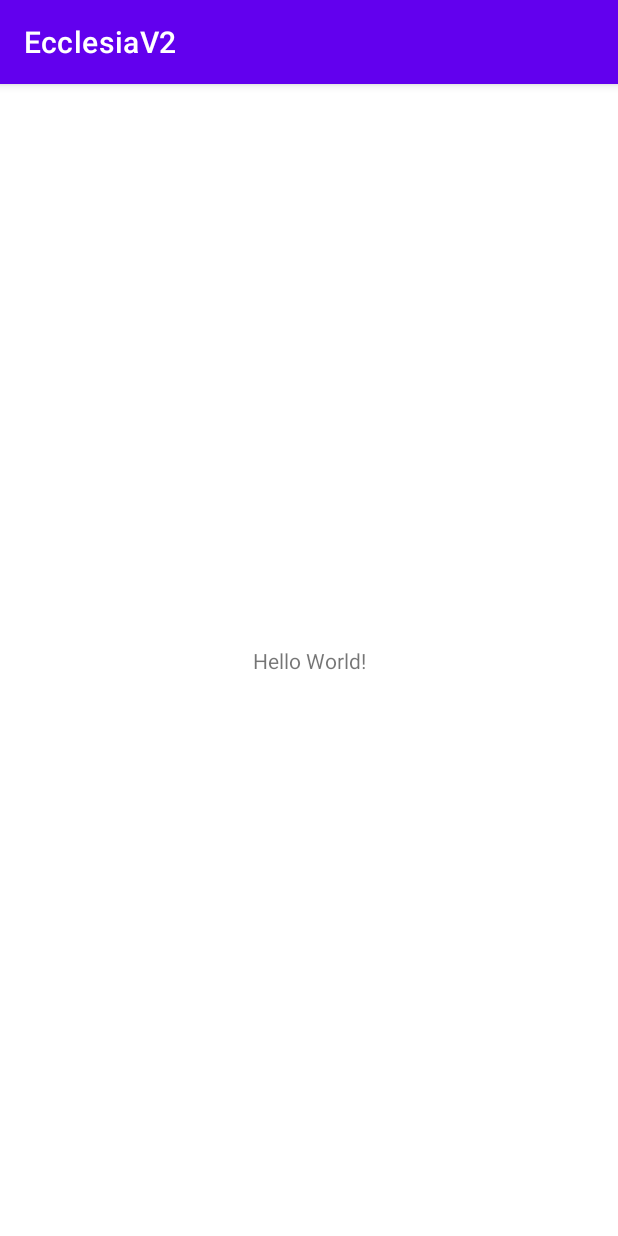
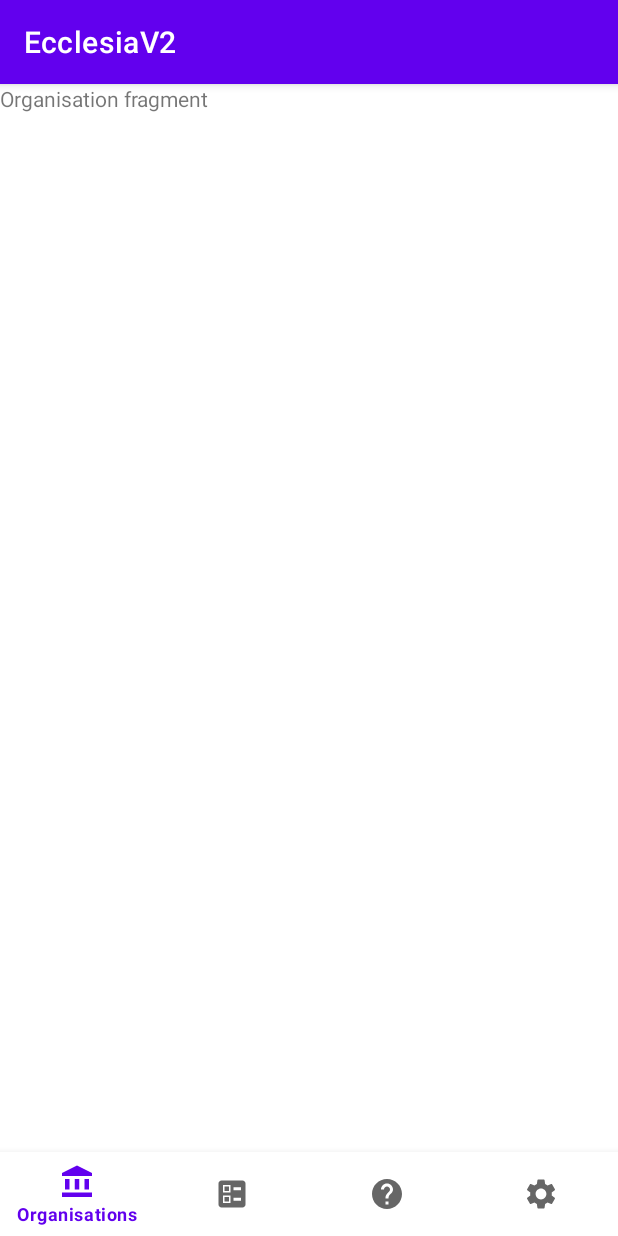
Before and after one commit to Sraddheya/dissertationv3, an Android app: the screen it shows after launch (MainActivity), on a phone screen of 412 x 824 dp. Run offline under Robolectric (Android 15) with nearby library versions, the phone set to English and light mode, and no system bars.

Commit message:
added bottom nav bar

```diff
--- /dev/null
+++ b/app/src/main/java/com/ecclesiav2/ElectionFragment.java
@@ -0,0 +1,19 @@
+package com.ecclesiav2;
+
+import android.os.Bundle;
+
+import androidx.fragment.app.Fragment;
+
+import android.view.LayoutInflater;
+import android.view.View;
+import android.view.ViewGroup;
+
+public class ElectionFragment extends Fragment {
+
+    @Override
+    public View onCreateView(LayoutInflater inflater, ViewGroup container,
+                             Bundle savedInstanceState) {
+        // Inflate the layout for this fragment
+        return inflater.inflate(R.layout.fragment_election, container, false);
+    }
+}
--- a/app/src/main/java/com/ecclesiav2/MainActivity.java
+++ b/app/src/main/java/com/ecclesiav2/MainActivity.java
@@ -1,14 +1,41 @@
 package com.ecclesiav2;
 
+import androidx.annotation.NonNull;
 import androidx.appcompat.app.AppCompatActivity;
 
 import android.os.Bundle;
+import android.view.MenuItem;
+
+import com.google.android.material.bottomnavigation.BottomNavigationView;
+import com.google.android.material.navigation.NavigationBarView;
 
 public class MainActivity extends AppCompatActivity {
+
+    BottomNavigationView bottomNavigationView;
+    OrganisationFragment organisationFragment = new OrganisationFragment();
+    ElectionFragment electionFragment = new ElectionFragment();
 
     @Override
     protected void onCreate(Bundle savedInstanceState) {
         super.onCreate(savedInstanceState);
         setContentView(R.layout.activity_main);
+
+        //BOTTOM NAV BAR-----------------------------------------
+        bottomNavigationView = findViewById(R.id.bottom_nav);
+        getSupportFragmentManager().beginTransaction().replace(R.id.container, organisationFragment).commit();
+        bottomNavigationView.setOnItemSelectedListener(new NavigationBarView.OnItemSelectedListener() {
+            @Override
+            public boolean onNavigationItemSelected(@NonNull MenuItem item) {
+                switch (item.getItemId()){
+                    case R.id.organisations:
+                        getSupportFragmentManager().beginTransaction().replace(R.id.container, organisationFragment).commit();
+                        return true;
+                    case R.id.elections:
+                        getSupportFragmentManager().beginTransaction().replace(R.id.container, electionFragment).commit();
+                        return true;
+                }
+                return false;
+            }
+        });
     }
 }
--- /dev/null
+++ b/app/src/main/java/com/ecclesiav2/OrganisationFragment.java
@@ -0,0 +1,19 @@
+package com.ecclesiav2;
+
+import android.os.Bundle;
+
+import androidx.fragment.app.Fragment;
+
+import android.view.LayoutInflater;
+import android.view.View;
+import android.view.ViewGroup;
+
+public class OrganisationFragment extends Fragment {
+
+    @Override
+    public View onCreateView(LayoutInflater inflater, ViewGroup container,
+                             Bundle savedInstanceState) {
+        // Inflate the layout for this fragment
+        return inflater.inflate(R.layout.fragment_ogranisation, container, false);
+    }
+}
--- /dev/null
+++ b/app/src/main/res/drawable/icon_election.xml
@@ -0,0 +1,6 @@
+<vector android:height="24dp" android:tint="#000000"
+    android:viewportHeight="24" android:viewportWidth="24"
+    android:width="24dp" xmlns:android="http://schemas.android.com/apk/res/android">
+    <path android:fillColor="@android:color/white"
+        android:fillType="evenOdd" android:pathData="M13,9.5h5v-2h-5V9.5zM13,16.5h5v-2h-5V16.5zM19,21H5c-1.1,0 -2,-0.9 -2,-2V5c0,-1.1 0.9,-2 2,-2h14c1.1,0 2,0.9 2,2v14C21,20.1 20.1,21 19,21zM6,11h5V6H6V11zM7,7h3v3H7V7zM6,18h5v-5H6V18zM7,14h3v3H7V14z"/>
+</vector>
--- /dev/null
+++ b/app/src/main/res/drawable/icon_help.xml
@@ -0,0 +1,5 @@
+<vector android:autoMirrored="true" android:height="24dp"
+    android:tint="#000000" android:viewportHeight="24"
+    android:viewportWidth="24" android:width="24dp" xmlns:android="http://schemas.android.com/apk/res/android">
+    <path android:fillColor="@android:color/white" android:pathData="M12,2C6.48,2 2,6.48 2,12s4.48,10 10,10 10,-4.48 10,-10S17.52,2 12,2zM13,19h-2v-2h2v2zM15.07,11.25l-0.9,0.92C13.45,12.9 13,13.5 13,15h-2v-0.5c0,-1.1 0.45,-2.1 1.17,-2.83l1.24,-1.26c0.37,-0.36 0.59,-0.86 0.59,-1.41 0,-1.1 -0.9,-2 -2,-2s-2,0.9 -2,2L8,9c0,-2.21 1.79,-4 4,-4s4,1.79 4,4c0,0.88 -0.36,1.68 -0.93,2.25z"/>
+</vector>
--- /dev/null
+++ b/app/src/main/res/drawable/icon_organisation.xml
@@ -0,0 +1,9 @@
+<vector android:height="24dp" android:tint="#000000"
+    android:viewportHeight="24" android:viewportWidth="24"
+    android:width="24dp" xmlns:android="http://schemas.android.com/apk/res/android">
+    <path android:fillColor="@android:color/white" android:pathData="M4,10h3v7h-3z"/>
+    <path android:fillColor="@android:color/white" android:pathData="M10.5,10h3v7h-3z"/>
+    <path android:fillColor="@android:color/white" android:pathData="M2,19h20v3h-20z"/>
+    <path android:fillColor="@android:color/white" android:pathData="M17,10h3v7h-3z"/>
+    <path android:fillColor="@android:color/white" android:pathData="M12,1l-10,5l0,2l20,0l0,-2z"/>
+</vector>
--- /dev/null
+++ b/app/src/main/res/drawable/icon_setting.xml
@@ -0,0 +1,5 @@
+<vector android:height="24dp" android:tint="#000000"
+    android:viewportHeight="24" android:viewportWidth="24"
+    android:width="24dp" xmlns:android="http://schemas.android.com/apk/res/android">
+    <path android:fillColor="@android:color/white" android:pathData="M19.14,12.94c0.04,-0.3 0.06,-0.61 0.06,-0.94c0,-0.32 -0.02,-0.64 -0.07,-0.94l2.03,-1.58c0.18,-0.14 0.23,-0.41 0.12,-0.61l-1.92,-3.32c-0.12,-0.22 -0.37,-0.29 -0.59,-0.22l-2.39,0.96c-0.5,-0.38 -1.03,-0.7 -1.62,-0.94L14.4,2.81c-0.04,-0.24 -0.24,-0.41 -0.48,-0.41h-3.84c-0.24,0 -0.43,0.17 -0.47,0.41L9.25,5.35C8.66,5.59 8.12,5.92 7.63,6.29L5.24,5.33c-0.22,-0.08 -0.47,0 -0.59,0.22L2.74,8.87C2.62,9.08 2.66,9.34 2.86,9.48l2.03,1.58C4.84,11.36 4.8,11.69 4.8,12s0.02,0.64 0.07,0.94l-2.03,1.58c-0.18,0.14 -0.23,0.41 -0.12,0.61l1.92,3.32c0.12,0.22 0.37,0.29 0.59,0.22l2.39,-0.96c0.5,0.38 1.03,0.7 1.62,0.94l0.36,2.54c0.05,0.24 0.24,0.41 0.48,0.41h3.84c0.24,0 0.44,-0.17 0.47,-0.41l0.36,-2.54c0.59,-0.24 1.13,-0.56 1.62,-0.94l2.39,0.96c0.22,0.08 0.47,0 0.59,-0.22l1.92,-3.32c0.12,-0.22 0.07,-0.47 -0.12,-0.61L19.14,12.94zM12,15.6c-1.98,0 -3.6,-1.62 -3.6,-3.6s1.62,-3.6 3.6,-3.6s3.6,1.62 3.6,3.6S13.98,15.6 12,15.6z"/>
+</vector>
--- a/app/src/main/res/layout/activity_main.xml
+++ b/app/src/main/res/layout/activity_main.xml
@@ -1,18 +1,23 @@
 <?xml version="1.0" encoding="utf-8"?>
-<androidx.constraintlayout.widget.ConstraintLayout xmlns:android="http://schemas.android.com/apk/res/android"
+<RelativeLayout xmlns:android="http://schemas.android.com/apk/res/android"
     xmlns:app="http://schemas.android.com/apk/res-auto"
     xmlns:tools="http://schemas.android.com/tools"
     android:layout_width="match_parent"
     android:layout_height="match_parent"
     tools:context=".MainActivity">
 
-    <TextView
-        android:layout_width="wrap_content"
+    <FrameLayout
+        android:id="@+id/container"
+        android:layout_width="match_parent"
+        android:layout_height="match_parent"
+        android:layout_above="@id/bottom_nav"
+        />
+
+    <com.google.android.material.bottomnavigation.BottomNavigationView
+        android:id="@+id/bottom_nav"
+        android:layout_width="match_parent"
         android:layout_height="wrap_content"
-        android:text="Hello World!"
-        app:layout_constraintBottom_toBottomOf="parent"
-        app:layout_constraintEnd_toEndOf="parent"
-        app:layout_constraintStart_toStartOf="parent"
-        app:layout_constraintTop_toTopOf="parent" />
+        android:layout_alignParentBottom="true"
+        app:menu="@menu/bottom_nav_menu"/>
 
-</androidx.constraintlayout.widget.ConstraintLayout>
+</RelativeLayout>
--- /dev/null
+++ b/app/src/main/res/layout/fragment_election.xml
@@ -0,0 +1,13 @@
+<?xml version="1.0" encoding="utf-8"?>
+<RelativeLayout xmlns:android="http://schemas.android.com/apk/res/android"
+    xmlns:tools="http://schemas.android.com/tools"
+    android:layout_width="match_parent"
+    android:layout_height="match_parent"
+    tools:context=".ElectionFragment">
+
+    <TextView
+        android:layout_width="match_parent"
+        android:layout_height="match_parent"
+        android:text="Election fragment" />
+
+</RelativeLayout>
--- /dev/null
+++ b/app/src/main/res/layout/fragment_ogranisation.xml
@@ -0,0 +1,13 @@
+<?xml version="1.0" encoding="utf-8"?>
+<RelativeLayout xmlns:android="http://schemas.android.com/apk/res/android"
+    xmlns:tools="http://schemas.android.com/tools"
+    android:layout_width="match_parent"
+    android:layout_height="match_parent"
+    tools:context=".OrganisationFragment">
+
+    <TextView
+        android:layout_width="match_parent"
+        android:layout_height="match_parent"
+        android:text="Organisation fragment" />
+
+</RelativeLayout>
--- /dev/null
+++ b/app/src/main/res/menu/bottom_nav_menu.xml
@@ -0,0 +1,17 @@
+<?xml version="1.0" encoding="utf-8"?>
+<menu xmlns:android="http://schemas.android.com/apk/res/android">
+
+    <item android:id="@+id/organisations"
+        android:title="Organisations"
+        android:icon="@drawable/icon_organisation"/>
+    <item android:id="@+id/elections"
+        android:title="Elections"
+        android:icon="@drawable/icon_election"/>
+    <item android:id="@+id/help"
+        android:title="Help"
+        android:icon="@drawable/icon_help"/>
+    <item android:id="@+id/settings"
+        android:title="Settings"
+        android:icon="@drawable/icon_setting"/>
+
+</menu>
--- a/app/src/main/res/values/strings.xml
+++ b/app/src/main/res/values/strings.xml
@@ -1,3 +1,5 @@
 <resources>
     <string name="app_name">EcclesiaV2</string>
+    <!-- TODO: Remove or change this placeholder text -->
+    <string name="hello_blank_fragment">Hello blank fragment</string>
 </resources>
```
